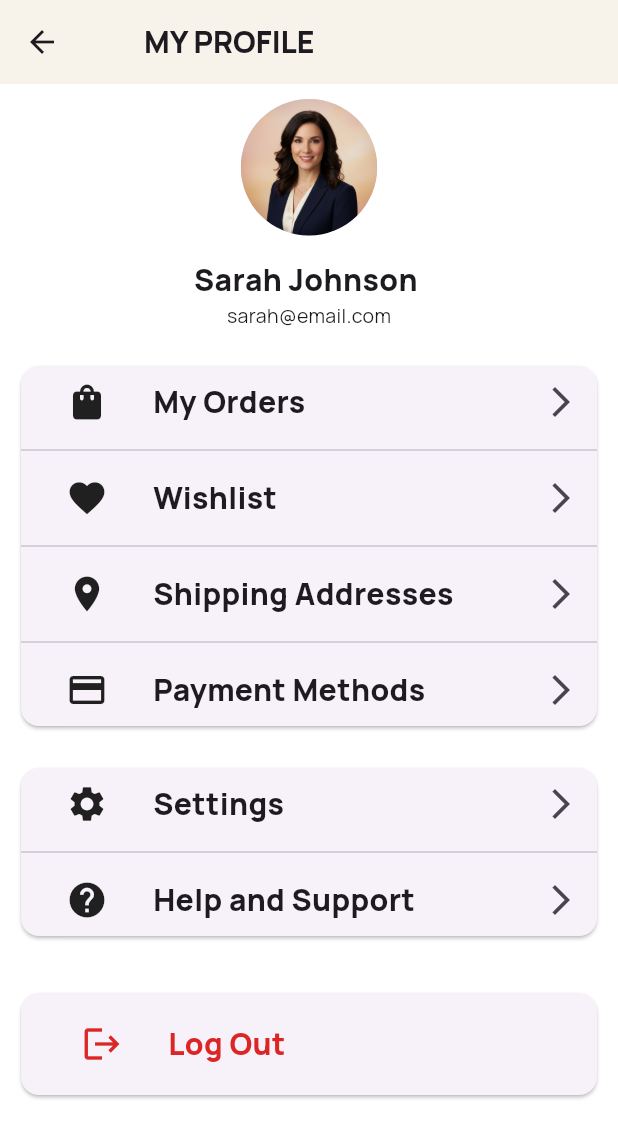
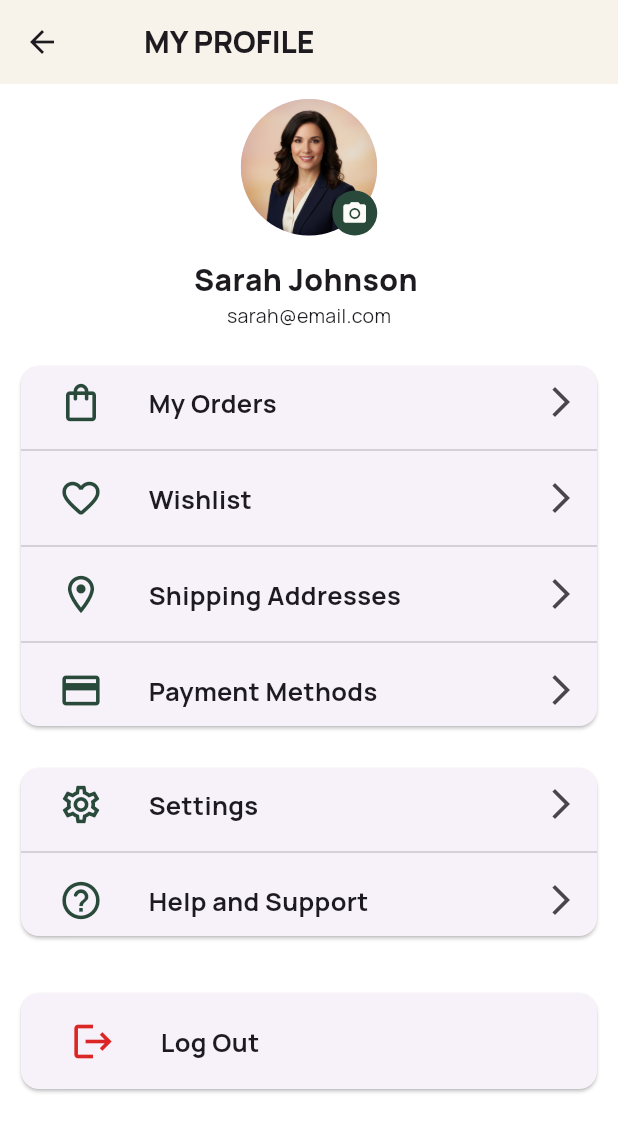
Before and after one commit to hatemrihan/NTI---Finall, a Flutter app: the ProfileScreen screen opened directly, on a phone screen of 412 x 824 dp. Shown: the top 1138 px of the screen. Run offline on Flutter 3.47's test engine with Material 3 defaults, Android fonts, the phone set to English and light mode, and no system bars; our stand-ins replace flutter_svg.

Commit message:
profile screen

```diff
--- a/lib/screens/profile_screen.dart
+++ b/lib/screens/profile_screen.dart
@@ -15,17 +15,17 @@ class _ProfileScreenState extends State<ProfileScreen> {
   List<ProfileItemModle1> mylist1 = [
     ProfileItemModle1(
       title: 'My Orders',
-      icon: Icons.shopping_bag,
+      icon: Icons.shopping_bag_outlined,
       Ricon: Icons.arrow_forward_ios,
     ),
     ProfileItemModle1(
       title: 'Wishlist',
-      icon: Icons.favorite,
+      icon: Icons.favorite_border_rounded,
       Ricon: Icons.arrow_forward_ios,
     ),
     ProfileItemModle1(
       title: 'Shipping Addresses',
-      icon: Icons.location_on,
+      icon: Icons.location_on_outlined,
       Ricon: Icons.arrow_forward_ios,
     ),
     ProfileItemModle1(
@@ -37,12 +37,13 @@ class _ProfileScreenState extends State<ProfileScreen> {
   List<ProfileItemModle2> mylist2 = [
     ProfileItemModle2(
       title: 'Settings',
-      icon: Icons.settings,
+      icon: Icons.settings_outlined,
       Ricon: Icons.arrow_forward_ios,
+      onTap: () {},
     ),
     ProfileItemModle2(
       title: 'Help and Support',
-      icon: Icons.help,
+      icon: Icons.help_outline_rounded,
       Ricon: Icons.arrow_forward_ios,
     ),
   ];
@@ -65,11 +66,31 @@ class _ProfileScreenState extends State<ProfileScreen> {
             children: [
               Column(
                 children: [
-                  CircleAvatar(
-                    radius: 45.5,
-                    backgroundImage: const AssetImage(
-                      'assets/images/img_profile.png',
-                    ),
+                  Stack(
+                    children: [
+                      CircleAvatar(
+                        radius: 45.5,
+                        backgroundImage: const AssetImage(
+                          'assets/images/img_profile.png',
+                        ),
+                      ),
+                      Positioned(
+                        bottom: 0,
+                        right: 0,
+                        child: Container(
+                          padding: EdgeInsets.all(6.0),
+                          decoration: BoxDecoration(
+                            color: AppColors.primaryClr,
+                            shape: BoxShape.circle,
+                          ),
+                          child: Icon(
+                            Icons.photo_camera,
+                            color: AppColors.bottomBackgroundClr,
+                            size: 18,
+                          ),
+                        ),
+                      ),
+                    ],
                   ),
 
                   const SizedBox(height: 15),
@@ -90,6 +111,7 @@ class _ProfileScreenState extends State<ProfileScreen> {
                         title: mylist1[index].title,
                         icon: mylist1[index].icon,
                         Ricon: mylist1[index].Ricon,
+                        color: AppColors.primaryClr,
                       );
                     },
 
@@ -112,6 +134,7 @@ class _ProfileScreenState extends State<ProfileScreen> {
                         title: mylist2[index].title,
                         icon: mylist2[index].icon,
                         Ricon: mylist2[index].Ricon,
+                        color: AppColors.primaryClr,
                       );
                     },
                     separatorBuilder: (BuildContext context, int index) {
@@ -123,7 +146,7 @@ class _ProfileScreenState extends State<ProfileScreen> {
               SizedBox(height: 30),
               Card(
                 child: Padding(
-                  padding: const EdgeInsets.all(10.0),
+                  padding: const EdgeInsets.all(8.0),
                   child: CustomProfileItems(
                     title: 'Log Out',
                     icon: Icons.logout,
--- a/lib/widgets/custom_profile_item.dart
+++ b/lib/widgets/custom_profile_item.dart
@@ -10,11 +10,13 @@ class CustomProfileItems extends StatelessWidget {
     this.color,
     this.Ricon,
     this.onTap,
+    this.text_color,
   });
   final String title;
   final IconData icon;
   final Color? color;
   final IconData? Ricon;
+  final Color? text_color;
   final void Function()? onTap;
 
   @override
@@ -23,10 +25,10 @@ class CustomProfileItems extends StatelessWidget {
       onTap: onTap,
       child: Row(
         children: [
+          const SizedBox(width: 25),
+          Icon(icon, size: 30, color: color),
           const SizedBox(width: 30),
-          Icon(icon, size: 28, color: color),
-          const SizedBox(width: 30),
-          Text(title, style: AppStyles.style20ExtraBold.copyWith(color: color)),
+          Text(title, style: AppStyles.style17Bold.copyWith(color: text_color)),
           const Spacer(),
           IconButton(onPressed: () {}, icon: Icon(Ricon)),
         ],
--- a/lib/widgets/custom_profile_item_modle.dart
+++ b/lib/widgets/custom_profile_item_modle.dart
@@ -16,10 +16,12 @@ class ProfileItemModle2 {
   final String title;
   final IconData icon;
   final IconData Ricon;
+  final void Function()? onTap;
 
   ProfileItemModle2({
     required this.title,
     required this.icon,
     required this.Ricon,
+    this.onTap,
   });
 }
```
